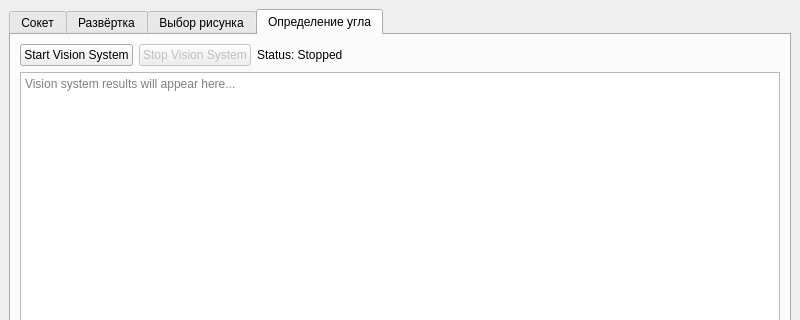
The window that MainWindow.ui (FDzerzhinsky/Qt_AngleRegressor) describes before a commit, drawn with Qt 5; both pictures show x 0 to 800 and y 0 to 320 of the 800 by 600 pixel window.
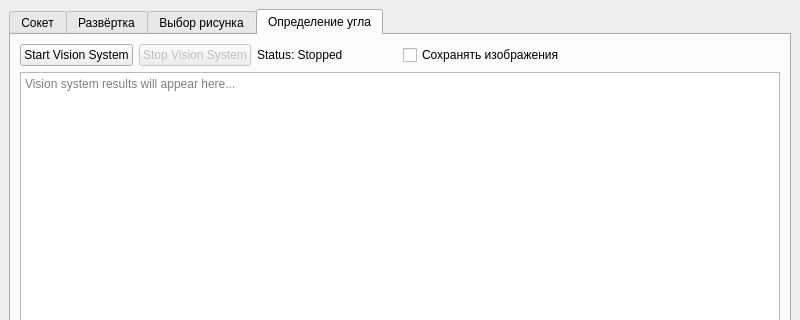
The same window after the commit.

```diff
--- a/MainWindow.ui
+++ b/MainWindow.ui
@@ -320,6 +320,52 @@
             </property>
            </widget>
           </item>
+          <item>
+           <spacer name="horizontalSpacer">
+            <property name="orientation">
+             <enum>Qt::Orientation::Horizontal</enum>
+            </property>
+            <property name="sizeHint" stdset="0">
+             <size>
+              <width>40</width>
+              <height>20</height>
+             </size>
+            </property>
+           </spacer>
+          </item>
+          <item>
+           <widget class="QCheckBox" name="saveSnapsCheckBox">
+            <property name="text">
+             <string>Сохранять изображения</string>
+            </property>
+           </widget>
+          </item>
+          <item>
+           <spacer name="horizontalSpacer_2">
+            <property name="orientation">
+             <enum>Qt::Orientation::Horizontal</enum>
+            </property>
+            <property name="sizeHint" stdset="0">
+             <size>
+              <width>40</width>
+              <height>20</height>
+             </size>
+            </property>
+           </spacer>
+          </item>
+          <item>
+           <spacer name="horizontalSpacer_4">
+            <property name="orientation">
+             <enum>Qt::Orientation::Horizontal</enum>
+            </property>
+            <property name="sizeHint" stdset="0">
+             <size>
+              <width>40</width>
+              <height>20</height>
+             </size>
+            </property>
+           </spacer>
+          </item>
           <item>
            <spacer name="horizontalSpacer_vision">
             <property name="orientation">
@@ -333,6 +379,19 @@
             </property>
            </spacer>
           </item>
+          <item>
+           <spacer name="horizontalSpacer_3">
+            <property name="orientation">
+             <enum>Qt::Orientation::Horizontal</enum>
+            </property>
+            <property name="sizeHint" stdset="0">
+             <size>
+              <width>40</width>
+              <height>20</height>
+             </size>
+            </property>
+           </spacer>
+          </item>
          </layout>
         </item>
         <item>
```
